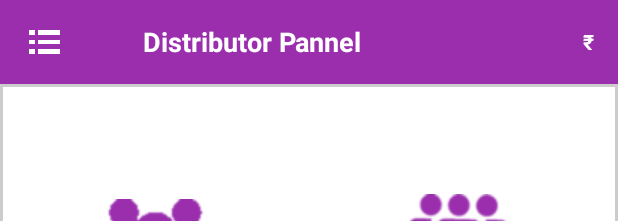
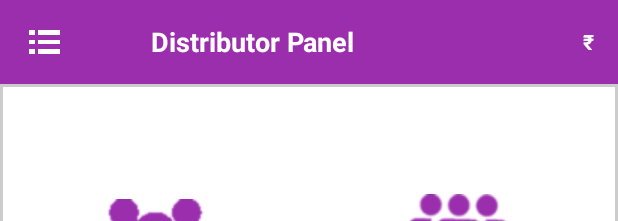
Before and after one commit to msmartpay/msmartpay-android-distributor, an Android app: the layout dashboard.xml on its own in the app's theme, with its tools: preview values and no code run, on a phone screen of 412 x 824 dp. Shown: the top 221 px of the screen. Run offline under Robolectric (Android 15) with nearby library versions, the phone set to English and light mode, and no system bars; network calls fail.

Commit message:
correct the Spelling at home screen.

```diff
--- a/app/build.gradle
+++ b/app/build.gradle
@@ -20,12 +20,10 @@ android {
             proguardFiles getDefaultProguardFile('proguard-android.txt'), 'proguard-rules.pro'
         }
     }
-
     compileOptions {
         sourceCompatibility JavaVersion.VERSION_1_8
         targetCompatibility JavaVersion.VERSION_1_8
     }
-
 }
 
 dependencies {
--- a/app/src/main/res/layout/dashboard.xml
+++ b/app/src/main/res/layout/dashboard.xml
@@ -31,7 +31,7 @@
             android:layout_height="match_parent"
             android:layout_centerVertical="true"
             android:gravity="center"
-            android:text="Distributor Pannel"
+            android:text="Distributor Panel"
             android:textColor="@color/colorWhite"
             android:textSize="18dip"
             android:textStyle="bold"
```
